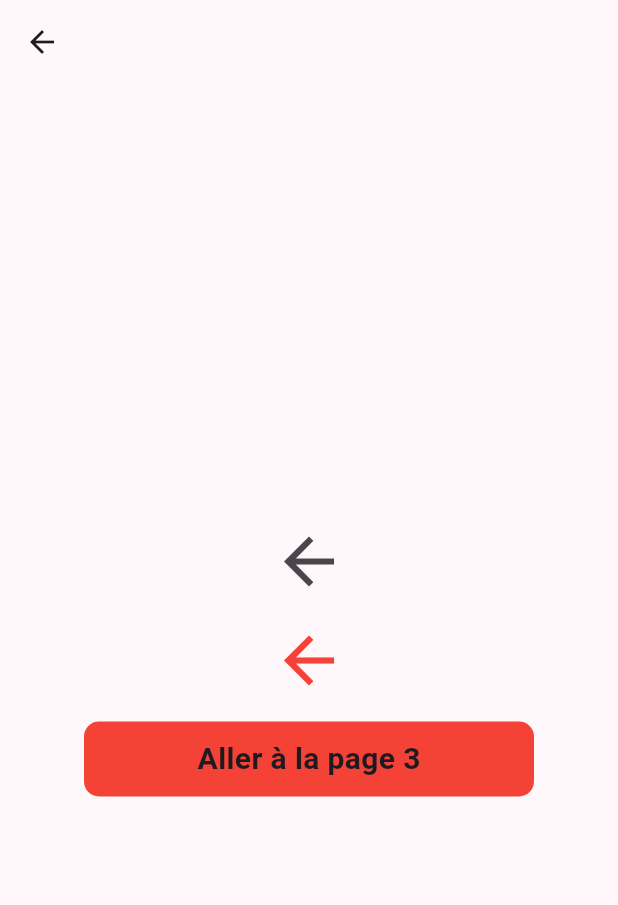
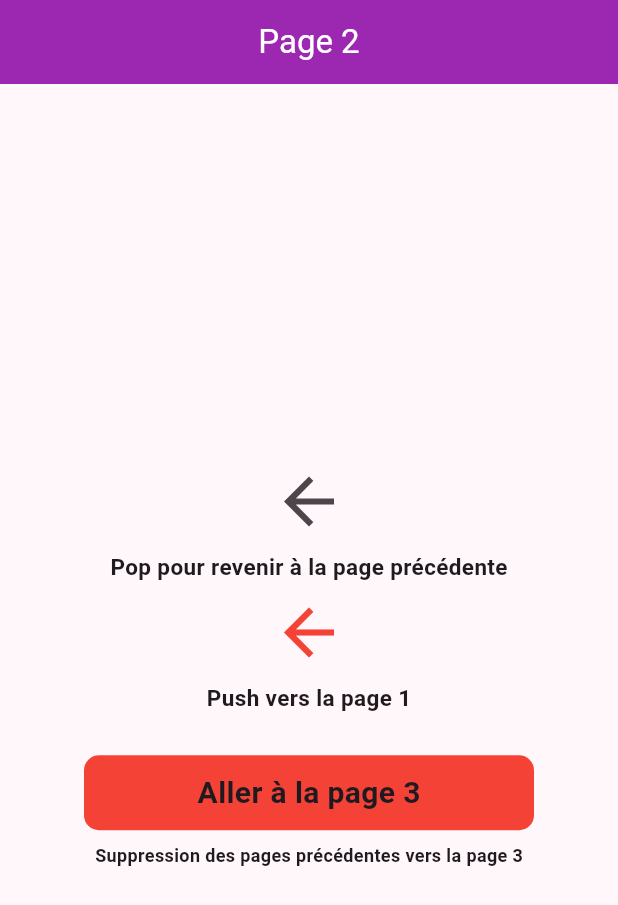
Before and after one commit to SegnonDimas/imdf_first_app, a Flutter app: the screen it shows after launch, after a tap on "Remplacer par la page 2", on a phone screen of 412 x 824 dp. Shown: the top 905 px of the screen. Run offline on Flutter 3.47's test engine with Material 3 defaults, Android fonts, the phone set to English and light mode, and no system bars.

Commit message:
Ajustements pour une bonne documentation

```diff
--- a/lib/pages/first_page.dart
+++ b/lib/pages/first_page.dart
@@ -10,7 +10,7 @@ class FirstPage extends StatefulWidget {
 class _FirstPageState extends State<FirstPage> {
   void lancement() {
     Future.delayed(const Duration(seconds: 3), () {
-      Navigator.pushNamed(context, '/page1');
+      Navigator.pushReplacementNamed(context, '/page1');
     });
   }
 
--- a/lib/pages/page_2.dart
+++ b/lib/pages/page_2.dart
@@ -15,28 +15,61 @@ class _Page2State extends State<Page2> {
   @override
   Widget build(BuildContext context) {
     return Scaffold(
-      appBar: AppBar(),
+      appBar: AppBar(
+        backgroundColor: Colors.purple,
+        foregroundColor: Colors.white,
+        title: const Text('Page 2'),
+        centerTitle: true,
+      ),
       body: Center(
         child: Column(
           mainAxisAlignment: MainAxisAlignment.center,
           children: [
             // utilisation de pop pour revenir à la page précédente
+            Column(
+              children: [
                 IconButton(
                     onPressed: () {
                       Navigator.pop(context);
                     },
-                icon: Icon(Icons.arrow_back, size: 50)),
+                    icon: const Icon(Icons.arrow_back, size: 50)),
+                const AppText(
+                  text: "Pop pour revenir à la page précédente",
+                  fontSize: 15,
+                  //color: Colors.red,
+                  fontWeight: FontWeight.bold,
+                ),
+              ],
+            ),
 
             // utilisation de push pour naviguer vers la page 1
+            Column(
+              children: [
                 IconButton(
                     color: Colors.red,
                     onPressed: () {
-                  Navigator.push(context,
-                      MaterialPageRoute(builder: (context) => const Page1()));
+                      Navigator.push(
+                          context,
+                          MaterialPageRoute(
+                              builder: (context) => const Page1()));
                     },
-                icon: Icon(Icons.arrow_back, size: 50)),
+                    icon: const Icon(Icons.arrow_back, size: 50)),
+                const AppText(
+                  text: "Push vers la page 1",
+                  fontSize: 15,
+                  color: Colors.red,
+                  fontWeight: FontWeight.bold,
+                ),
+              ],
+            ),
+
+            const SizedBox(
+              height: 20,
+            ), // espace entre les boutons
 
             // Navigator.pushAndRemoveUntil
+            Column(
+              children: [
                 buildButton(
                     text: "Aller à la page 3",
                     color: Colors.red,
@@ -49,6 +82,14 @@ class _Page2State extends State<Page2> {
                         (route) => false, // supprimer toutes les autre pages
                       );
                     }),
+                const AppText(
+                  text: "Suppression des pages précédentes vers la page 3",
+                  fontSize: 12,
+                  color: Colors.red,
+                  fontWeight: FontWeight.bold,
+                ),
+              ],
+            ),
           ],
         ),
       ),
--- a/lib/pages/page_3.dart
+++ b/lib/pages/page_3.dart
@@ -1,3 +1,4 @@
+import 'package:first_app/widgets/app_text.dart';
 import 'package:flutter/material.dart';
 
 class Page3 extends StatefulWidget {
@@ -11,7 +12,12 @@ class _Page3State extends State<Page3> {
   @override
   Widget build(BuildContext context) {
     return Scaffold(
-      appBar: AppBar(),
+      appBar: AppBar(
+        backgroundColor: Colors.purple,
+        foregroundColor: Colors.white,
+        title: const Text('Page 3'),
+        centerTitle: true,
+      ),
       body: Center(
         child: Column(
           mainAxisAlignment: MainAxisAlignment.center,
@@ -22,6 +28,13 @@ class _Page3State extends State<Page3> {
                   Navigator.pop(context);
                 },
                 icon: const Icon(Icons.arrow_back, size: 50)),
+
+            const AppText(
+              text: "Pop pour revenir à la page précédente",
+              fontSize: 15,
+              //color: Colors.red,
+              fontWeight: FontWeight.bold,
+            )
           ],
         ),
       ),
```
Lines whose indentation alone changed are shown as unchanged.
